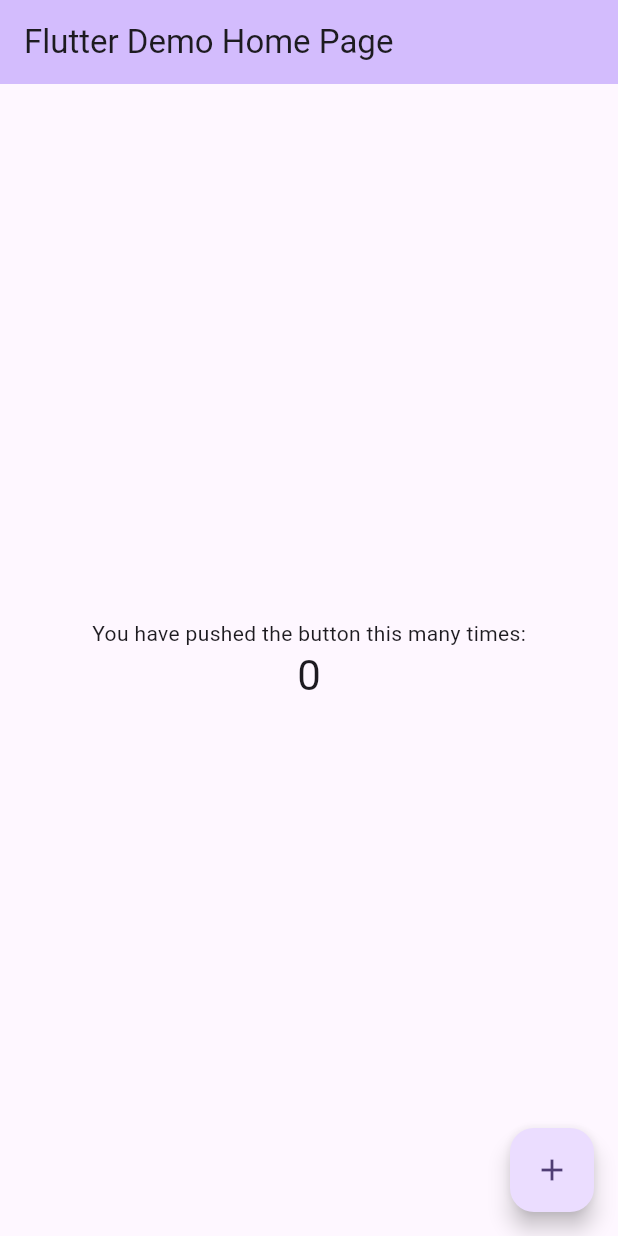
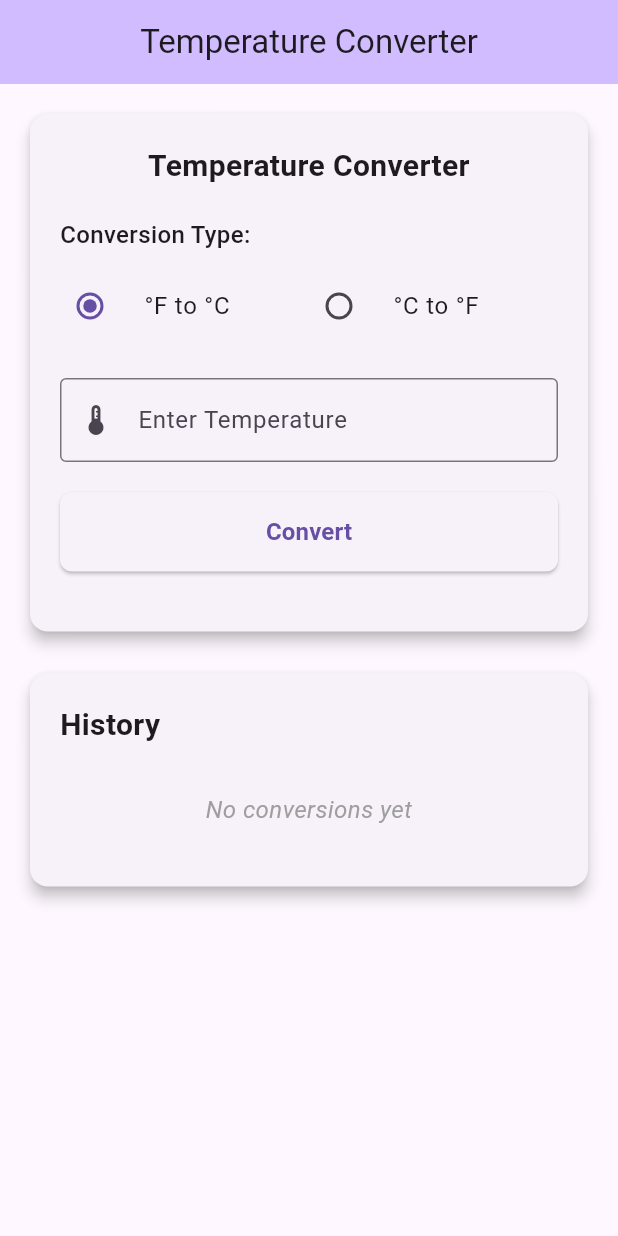
Before and after one commit to JaboJean/temperature_conversion, a Flutter app: the screen it shows after launch, on a phone screen of 412 x 824 dp. Run offline on Flutter 3.47's test engine with Material 3 defaults, Android fonts, the phone set to English and light mode, and no system bars.

Commit message:
Converted

```diff
--- a/lib/main.dart
+++ b/lib/main.dart
@@ -1,122 +1,369 @@
 import 'package:flutter/material.dart';
 
 void main() {
-  runApp(const MyApp());
+  runApp(const TemperatureConverterApp());
 }
 
-class MyApp extends StatelessWidget {
-  const MyApp({super.key});
+class TemperatureConverterApp extends StatelessWidget {
+  const TemperatureConverterApp({super.key});
 
-  // This widget is the root of your application.
   @override
   Widget build(BuildContext context) {
     return MaterialApp(
-      title: 'Flutter Demo',
+      title: 'Temperature Converter',
       theme: ThemeData(
-        // This is the theme of your application.
-        //
-        // TRY THIS: Try running your application with "flutter run". You'll see
-        // the application has a purple toolbar. Then, without quitting the app,
-        // try changing the seedColor in the colorScheme below to Colors.green
-        // and then invoke "hot reload" (save your changes or press the "hot
-        // reload" button in a Flutter-supported IDE, or press "r" if you used
-        // the command line to start the app).
-        //
-        // Notice that the counter didn't reset back to zero; the application
-        // state is not lost during the reload. To reset the state, use hot
-        // restart instead.
-        //
-        // This works for code too, not just values: Most code changes can be
-        // tested with just a hot reload.
-        colorScheme: ColorScheme.fromSeed(seedColor: Colors.deepPurple),
+        primarySwatch: Colors.blue,
+        useMaterial3: true,
       ),
-      home: const MyHomePage(title: 'Flutter Demo Home Page'),
+      home: const TemperatureConverterScreen(),
     );
   }
 }
 
-class MyHomePage extends StatefulWidget {
-  const MyHomePage({super.key, required this.title});
-
-  // This widget is the home page of your application. It is stateful, meaning
-  // that it has a State object (defined below) that contains fields that affect
-  // how it looks.
-
-  // This class is the configuration for the state. It holds the values (in this
-  // case the title) provided by the parent (in this case the App widget) and
-  // used by the build method of the State. Fields in a Widget subclass are
-  // always marked "final".
-
-  final String title;
+class TemperatureConverterScreen extends StatefulWidget {
+  const TemperatureConverterScreen({super.key});
 
   @override
-  State<MyHomePage> createState() => _MyHomePageState();
+  State<TemperatureConverterScreen> createState() => _TemperatureConverterScreenState();
 }
 
-class _MyHomePageState extends State<MyHomePage> {
-  int _counter = 0;
+class ConversionRecord {
+  final String type;
+  final double input;
+  final double result;
 
-  void _incrementCounter() {
+  ConversionRecord({
+    required this.type,
+    required this.input,
+    required this.result,
+  });
+
+  @override
+  String toString() {
+    return '$type: ${input.toStringAsFixed(1)} => ${result.toStringAsFixed(2)}';
+  }
+}
+
+class _TemperatureConverterScreenState extends State<TemperatureConverterScreen> {
+  final TextEditingController _temperatureController = TextEditingController();
+  String _conversionType = 'F to C'; // Default selection
+  double? _result;
+  List<ConversionRecord> _history = [];
+
+  @override
+  void dispose() {
+    _temperatureController.dispose();
+    super.dispose();
+  }
+
+  void _convertTemperature() {
+    final String inputText = _temperatureController.text.trim();
+
+    if (inputText.isEmpty) {
+      _showErrorDialog('Please enter a temperature value');
+      return;
+    }
+
+    final double? inputTemp = double.tryParse(inputText);
+    if (inputTemp == null) {
+      _showErrorDialog('Please enter a valid number');
+      return;
+    }
+
+    double result;
+    if (_conversionType == 'F to C') {
+      // °C = (°F - 32) x 5/9
+      result = (inputTemp - 32) * 5 / 9;
+    } else {
+      // °F = °C x 9/5 + 32
+      result = inputTemp * 9 / 5 + 32;
+    }
+
     setState(() {
-      // This call to setState tells the Flutter framework that something has
-      // changed in this State, which causes it to rerun the build method below
-      // so that the display can reflect the updated values. If we changed
-      // _counter without calling setState(), then the build method would not be
-      // called again, and so nothing would appear to happen.
-      _counter++;
+      _result = result;
+      _history.insert(0, ConversionRecord(
+        type: _conversionType,
+        input: inputTemp,
+        result: result,
+      ));
+    });
+  }
+
+  void _showErrorDialog(String message) {
+    showDialog(
+      context: context,
+      builder: (BuildContext context) {
+        return AlertDialog(
+          title: const Text('Input Error'),
+          content: Text(message),
+          actions: [
+            TextButton(
+              onPressed: () => Navigator.of(context).pop(),
+              child: const Text('OK'),
+            ),
+          ],
+        );
+      },
+    );
+  }
+
+  void _clearHistory() {
+    setState(() {
+      _history.clear();
     });
   }
 
   @override
   Widget build(BuildContext context) {
-    // This method is rerun every time setState is called, for instance as done
-    // by the _incrementCounter method above.
-    //
-    // The Flutter framework has been optimized to make rerunning build methods
-    // fast, so that you can just rebuild anything that needs updating rather
-    // than having to individually change instances of widgets.
     return Scaffold(
       appBar: AppBar(
-        // TRY THIS: Try changing the color here to a specific color (to
-        // Colors.amber, perhaps?) and trigger a hot reload to see the AppBar
-        // change color while the other colors stay the same.
+        title: const Text('Temperature Converter'),
         backgroundColor: Theme.of(context).colorScheme.inversePrimary,
-        // Here we take the value from the MyHomePage object that was created by
-        // the App.build method, and use it to set our appbar title.
-        title: Text(widget.title),
+        centerTitle: true,
       ),
-      body: Center(
-        // Center is a layout widget. It takes a single child and positions it
-        // in the middle of the parent.
+      body: OrientationBuilder(
+        builder: (context, orientation) {
+          if (orientation == Orientation.portrait) {
+            return _buildPortraitLayout();
+          } else {
+            return _buildLandscapeLayout();
+          }
+        },
+      ),
+    );
+  }
+
+  Widget _buildPortraitLayout() {
+    return SingleChildScrollView(
+      padding: const EdgeInsets.all(16.0),
+      child: Column(
+        crossAxisAlignment: CrossAxisAlignment.stretch,
+        children: [
+          _buildConverterCard(),
+          const SizedBox(height: 20),
+          _buildHistoryCard(),
+        ],
+      ),
+    );
+  }
+
+  Widget _buildLandscapeLayout() {
+    return SingleChildScrollView(
+      padding: const EdgeInsets.all(16.0),
+      child: Row(
+        crossAxisAlignment: CrossAxisAlignment.start,
+        children: [
+          Expanded(
+            flex: 1,
+            child: _buildConverterCard(),
+          ),
+          const SizedBox(width: 20),
+          Expanded(
+            flex: 1,
+            child: _buildHistoryCard(),
+          ),
+        ],
+      ),
+    );
+  }
+
+  Widget _buildConverterCard() {
+    return Card(
+      elevation: 4,
+      child: Padding(
+        padding: const EdgeInsets.all(20.0),
         child: Column(
-          // Column is also a layout widget. It takes a list of children and
-          // arranges them vertically. By default, it sizes itself to fit its
-          // children horizontally, and tries to be as tall as its parent.
-          //
-          // Column has various properties to control how it sizes itself and
-          // how it positions its children. Here we use mainAxisAlignment to
-          // center the children vertically; the main axis here is the vertical
-          // axis because Columns are vertical (the cross axis would be
-          // horizontal).
-          //
-          // TRY THIS: Invoke "debug painting" (choose the "Toggle Debug Paint"
-          // action in the IDE, or press "p" in the console), to see the
-          // wireframe for each widget.
-          mainAxisAlignment: MainAxisAlignment.center,
-          children: <Widget>[
-            const Text('You have pushed the button this many times:'),
-            Text(
-              '$_counter',
-              style: Theme.of(context).textTheme.headlineMedium,
+          crossAxisAlignment: CrossAxisAlignment.stretch,
+          children: [
+            const Text(
+              'Temperature Converter',
+              style: TextStyle(
+                fontSize: 20,
+                fontWeight: FontWeight.bold,
+              ),
+              textAlign: TextAlign.center,
             ),
+            const SizedBox(height: 20),
+
+            // Conversion Type Selection
+            const Text(
+              'Conversion Type:',
+              style: TextStyle(fontSize: 16, fontWeight: FontWeight.w500),
+            ),
+            const SizedBox(height: 8),
+            Row(
+              children: [
+                Expanded(
+                  child: RadioListTile<String>(
+                    title: const Text('°F to °C'),
+                    value: 'F to C',
+                    groupValue: _conversionType,
+                    onChanged: (String? value) {
+                      setState(() {
+                        _conversionType = value!;
+                        _result = null; // Clear previous result
+                      });
+                    },
+                    contentPadding: EdgeInsets.zero,
+                  ),
+                ),
+                Expanded(
+                  child: RadioListTile<String>(
+                    title: const Text('°C to °F'),
+                    value: 'C to F',
+                    groupValue: _conversionType,
+                    onChanged: (String? value) {
+                      setState(() {
+                        _conversionType = value!;
+                        _result = null; // Clear previous result
+                      });
+                    },
+                    contentPadding: EdgeInsets.zero,
+                  ),
+                ),
+              ],
+            ),
+
+            const SizedBox(height: 20),
+
+            // Temperature Input
+            TextField(
+              controller: _temperatureController,
+              keyboardType: const TextInputType.numberWithOptions(decimal: true),
+              decoration: InputDecoration(
+                labelText: 'Enter Temperature',
+                hintText: _conversionType == 'F to C' ? 'Temperature in °F' : 'Temperature in °C',
+                border: const OutlineInputBorder(),
+                prefixIcon: const Icon(Icons.thermostat),
+              ),
+            ),
+
+            const SizedBox(height: 20),
+
+            // Convert Button
+            ElevatedButton(
+              onPressed: _convertTemperature,
+              style: ElevatedButton.styleFrom(
+                padding: const EdgeInsets.symmetric(vertical: 15),
+                shape: RoundedRectangleBorder(
+                  borderRadius: BorderRadius.circular(8),
+                ),
+              ),
+              child: const Text(
+                'Convert',
+                style: TextStyle(fontSize: 16, fontWeight: FontWeight.bold),
+              ),
+            ),
+
+            const SizedBox(height: 20),
+
+            // Result Display
+            if (_result != null) ...[
+              Container(
+                padding: const EdgeInsets.all(16),
+                decoration: BoxDecoration(
+                  color: Colors.blue.shade50,
+                  borderRadius: BorderRadius.circular(8),
+                  border: Border.all(color: Colors.blue.shade200),
+                ),
+                child: Column(
+                  children: [
+                    const Text(
+                      'Result:',
+                      style: TextStyle(
+                        fontSize: 16,
+                        fontWeight: FontWeight.w500,
+                      ),
+                    ),
+                    const SizedBox(height: 8),
+                    Text(
+                      '${_result!.toStringAsFixed(2)}${_conversionType == 'F to C' ? '°C' : '°F'}',
+                      style: const TextStyle(
+                        fontSize: 24,
+                        fontWeight: FontWeight.bold,
+                        color: Colors.blue,
+                      ),
+                    ),
+                  ],
+                ),
+              ),
+            ],
           ],
         ),
       ),
-      floatingActionButton: FloatingActionButton(
-        onPressed: _incrementCounter,
-        tooltip: 'Increment',
-        child: const Icon(Icons.add),
-      ), // This trailing comma makes auto-formatting nicer for build methods.
+    );
+  }
+
+  Widget _buildHistoryCard() {
+    return Card(
+      elevation: 4,
+      child: Padding(
+        padding: const EdgeInsets.all(20.0),
+        child: Column(
+          crossAxisAlignment: CrossAxisAlignment.stretch,
+          children: [
+            Row(
+              mainAxisAlignment: MainAxisAlignment.spaceBetween,
+              children: [
+                const Text(
+                  'History',
+                  style: TextStyle(
+                    fontSize: 20,
+                    fontWeight: FontWeight.bold,
+                  ),
+                ),
+                if (_history.isNotEmpty)
+                  TextButton(
+                    onPressed: _clearHistory,
+                    child: const Text('Clear'),
+                  ),
+              ],
+            ),
+            const SizedBox(height: 10),
+
+            if (_history.isEmpty)
+              const Padding(
+                padding: EdgeInsets.symmetric(vertical: 20),
+                child: Text(
+                  'No conversions yet',
+                  textAlign: TextAlign.center,
+                  style: TextStyle(
+                    fontSize: 16,
+                    color: Colors.grey,
+                    fontStyle: FontStyle.italic,
+                  ),
+                ),
+              )
+            else
+              ConstrainedBox(
+                constraints: const BoxConstraints(maxHeight: 300),
+                child: ListView.builder(
+                  shrinkWrap: true,
+                  itemCount: _history.length,
+                  itemBuilder: (context, index) {
+                    final record = _history[index];
+                    return Container(
+                      margin: const EdgeInsets.only(bottom: 8),
+                      padding: const EdgeInsets.all(12),
+                      decoration: BoxDecoration(
+                        color: Colors.grey.shade50,
+                        borderRadius: BorderRadius.circular(6),
+                        border: Border.all(color: Colors.grey.shade200),
+                      ),
+                      child: Text(
+                        record.toString(),
+                        style: const TextStyle(
+                          fontSize: 14,
+                          fontFamily: 'monospace',
+                        ),
+                      ),
+                    );
+                  },
+                ),
+              ),
+          ],
+        ),
+      ),
     );
   }
 }
```
